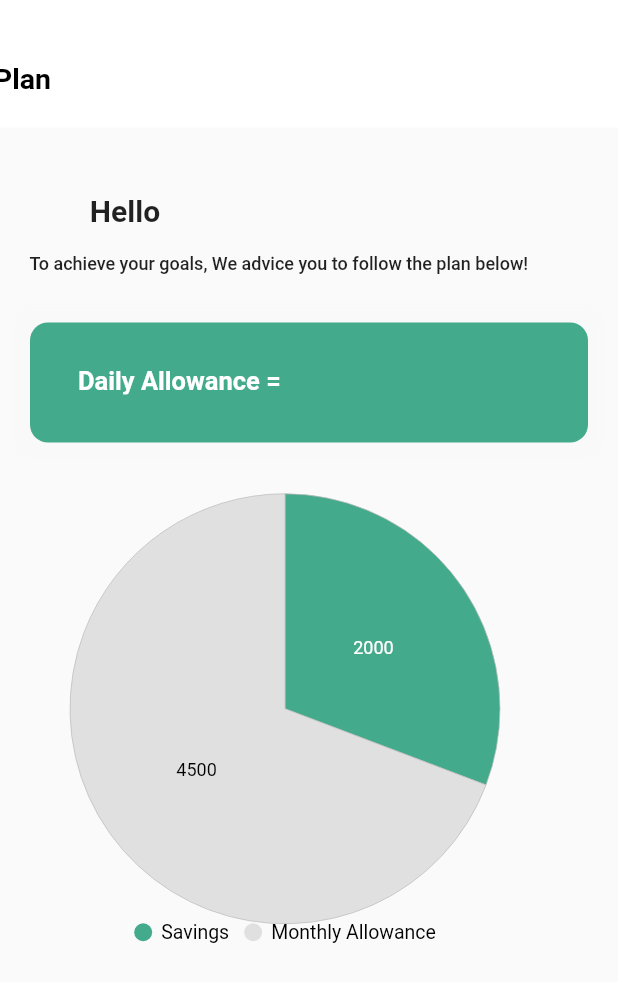
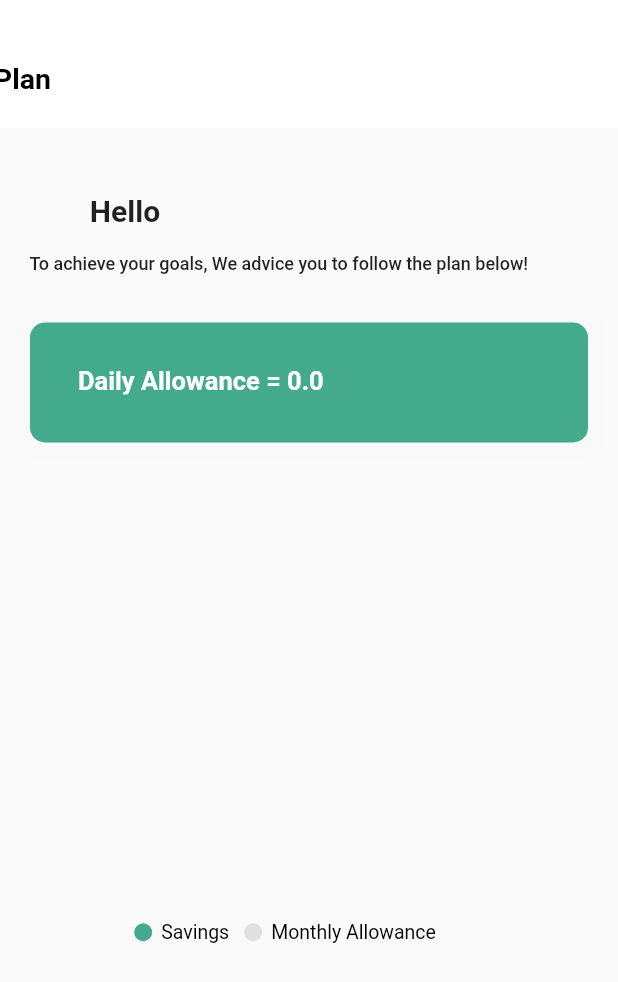
Before and after one commit to AlOmair-Batool/Khazna, a Flutter app: the PlanPage screen opened directly, on a phone screen of 412 x 824 dp. Shown: the top 982 px of the screen. Run offline on Flutter 3.47's test engine with Material 2 defaults, Android fonts, the phone set to English and light mode, and no system bars; our stand-ins replace animated_bottom_navigation_bar, animated_splash_screen, cloud_firestore, firebase_auth, firebase_core, fl_chart and 5 more; missing offline and left inert: email_auth, telephony; accounts and stored records are empty.

Commit message:
Display calculations on the plan page and some enhancements on the verification page

```diff
--- a/lib/Pages/plan_page.dart
+++ b/lib/Pages/plan_page.dart
@@ -3,6 +3,8 @@ import 'package:flutter/cupertino.dart';
 import 'package:flutter/material.dart';
 import 'package:sim/theme/colors.dart';
 import 'package:syncfusion_flutter_charts/charts.dart';
+import 'package:telephony/telephony.dart';
+import 'package:intl/intl.dart';
 
 class PlanPage extends StatefulWidget {
   @override
@@ -13,10 +15,125 @@ class _PlanPageState extends State<PlanPage> {
 
   late List<TotalData> _chartData;
 
+  final telephony = Telephony.instance;
+  List<SmsMessage> messages = <SmsMessage>[];
+
+  //variables needed for printing contents of the messages on the transactions list
+  String message1 = "";
+  String? message2 = "";
+  List <String> transactionType = [];
+  List <String> amount=[];
+  List <String> date=[];
+  List <String> time=[];
+  List <String> icon=[];
+  double totalAmount = 0;
+  double monthlyAllowance = 0;
+  double savingPoint = 0;
+  double dailyAllowance = 0;
+
+  getAllSMS() async {
+    messages = await telephony.getInboxSms(
+
+        filter: SmsFilter.where(SmsColumn.ADDRESS)
+            .equals("alinmabank"),
+        sortOrder: [OrderBy(SmsColumn.DATE, sort: Sort.ASC)]
+
+    );
+
+
+    for (var message in messages) {
+      //identification of Alinma messages
+      //String message1 = "Deposit ATM Amount: 250 SAR Account: **8000 On: 2022-03-14 21:52";
+      message1 = message.body!;
+      String message2 = message1.toLowerCase();
+
+      var msgDate = message.date!;
+      var dt = DateTime.fromMillisecondsSinceEpoch(msgDate);
+      var dt2 = DateFormat('dd/MM/yyyy').format(dt);
+      //var d24 = DateFormat('dd/MM/yyyy, HH:mm').format(dt);
+      bool flag = false;
+      if (message2.contains("withdrawal") || message2.contains("purchase") ||
+          message2.contains("mada atheer pos purchase") ||
+          message2.contains("debit transfer internal")
+          || message2.contains("pos purchase") ||
+          message2.contains("atheer pos")
+          || message2.contains("online purchase")) {
+        transactionType.insert(0, "Withdrawal");
+
+        icon.insert(0, "assets/images/Withdrawl.png");
+        date.insert(0, dt2.toString());
+        flag = true;
+
+      }
+      else if (message2.contains("deposit") || message2.contains("refund") ||
+          message2.contains("credit transfer internal") ||
+          message2.contains("reverse transaction")) {
+        transactionType.insert(0, "Deposit");
+
+        icon.insert(0, "assets/images/Deposit.png");
+        date.insert(0, dt2.toString());
+        flag = true;
+      }
+      //date extraction
+      // RegExp dateReg = RegExp(r'(\d{4}-\d{2}-\d{2})');
+
+      //date extraction for AlAhli
+      // When try it on alahli please remove the comment the comment alinma regex
+
+      if (flag) {
+        //time extraction (also works for alahli since it's the same structure
+        RegExp timeReg = RegExp(r'(\d{2}:\d{2})');
+
+        var timeMatch = timeReg.firstMatch(message2);
+        if (timeMatch != null) {
+          time.insert(0, timeMatch.group(0).toString());
+        }
+        /* RegExp dateReg = RegExp(r'(\d{4}-\d{2}-\d{2})');
+        var dateMatch = dateReg.firstMatch(message2);
+
+       if (dateMatch != null) {
+          date.insert(0, msgDate.toString());*/
+      }
+      //amount regex
+      var amountReg = RegExp(r'(?<=amount *:?)(.*)(?=sar)');
+      //var amountReg = RegExp(r'(?<=amount *:?)(.*)(?=sar)');
+      var amountBeforeMatch = amountReg.firstMatch(message2);
+      String amountBefore = "";
+
+      if (amountBeforeMatch != null) {
+        amountBefore = amountBeforeMatch.group(0).toString();
+      }
+      var amountNumReg = RegExp(r'[0-9]+');
+      var amountAfterMatch = amountNumReg.firstMatch(amountBefore);
+      if (amountAfterMatch != null) {
+        amount.insert(0, amountAfterMatch.group(0).toString());
+      }
+
+
+    }
+    for (var i = 0; i < transactionType.length; i++) {
+      totalAmount += int.parse(amount[i]);
+
+    }
+
+    monthlyAllowance = totalAmount * 0.8;
+    savingPoint = totalAmount * 0.2;
+    dailyAllowance = monthlyAllowance * 0.3;
+    // monthlyAllowance = 3000;
+    // savingPoint = 500;
+    // dailyAllowance = 100;
+    _chartData = getChartData();
+    setState(() {
+
+    });
+
+  }
+
   @override
   void initState() {
     _chartData = getChartData();
     super.initState();
+    getAllSMS();
   }
 
   @override
@@ -92,11 +209,9 @@ class _PlanPageState extends State<PlanPage> {
                   width: MediaQuery.of(context).size.width - 40,
                   height: 80,
                   decoration: BoxDecoration(
-                    //Text('j'),
-
                       color: Color(0xff43AA8B),
                       //Color(0xff43AA8B),
-                      borderRadius: BorderRadius.circular(12),
+                      borderRadius: BorderRadius.circular(10),
                       boxShadow: [
                         BoxShadow(
                           color: grey.withOpacity(0.01),
@@ -108,11 +223,10 @@ class _PlanPageState extends State<PlanPage> {
                   child: SizedBox(
                     //child: Center(
                     child: Container(
-
                       padding: const EdgeInsets.all(10.0),
                       margin: EdgeInsets.all(22.0),
                       child: Text(
-                        'Daily Allowance =',
+                        'Daily Allowance = $dailyAllowance',
                         textAlign: TextAlign.left,
                         //textDirection: TextDirection.rtl,
                         style: TextStyle(
@@ -188,8 +302,8 @@ class _PlanPageState extends State<PlanPage> {
 
   List<TotalData> getChartData(){
     final List<TotalData> chartData = [
-      TotalData('Savings',2000,Color(0xff43AA8B)),
-      TotalData('Monthly Allowance',4500, Colors.grey.shade300),
+      TotalData('Savings',savingPoint.toInt(),Color(0xff43AA8B)),
+      TotalData('Monthly Allowance',monthlyAllowance.toInt(), Colors.grey.shade300),
     ];
 
     return chartData;
--- a/lib/Pages/ver_screen.dart
+++ b/lib/Pages/ver_screen.dart
@@ -48,6 +48,7 @@ class _UserEmailAuthState extends State<UserEmailAuth> {
 
     return SafeArea(
         child: Scaffold(
+
             resizeToAvoidBottomInset: false,
             backgroundColor: Colors.white,
             extendBodyBehindAppBar: true,
@@ -64,19 +65,22 @@ class _UserEmailAuthState extends State<UserEmailAuth> {
                     ),
                   ),
                   const Text(
-                    'Email Verification',
+                    'Email Verification ',
+
                     style: TextStyle(
                       color:Colors.black,
                       fontSize: 18,
                       fontWeight: FontWeight.bold,
                     ),
                   ),
+
                   SizedBox(width: MediaQuery.of(context).size.width * 0.1),
                 ],
               ),
               elevation: 0,
               backgroundColor: Colors.transparent,
             ),
+
             body:SingleChildScrollView(
               child: Padding(
                 padding: const EdgeInsets.all(20),
@@ -85,8 +89,14 @@ class _UserEmailAuthState extends State<UserEmailAuth> {
                   formGroup: verificationForm,
                   child: Column(
                     children: [
+                      Text('To complete your registration, Please verify your email:', style: TextStyle( color: Colors.grey,
+                        fontSize:15,
+                        height: 12,
+                      )
+                      ),
                       Padding(
                         padding: const EdgeInsets.symmetric(horizontal: 20),
+
                         child: Form(
                           key: _formKey,
                           child: Column(
@@ -94,7 +104,7 @@ class _UserEmailAuthState extends State<UserEmailAuth> {
                             children: <Widget>[
                               const SizedBox(height: 16),
                               SizedBox(
-                                height: 136,
+                                height: 10,
                               ),
 
                               const SizedBox(height: 24),
@@ -112,8 +122,9 @@ class _UserEmailAuthState extends State<UserEmailAuth> {
                                   return null;
                                 },
                                 decoration: InputDecoration(
-                                    border: const OutlineInputBorder(
-                                      borderSide: const BorderSide(color: Colors.black, width: 0.0),
+                                    hintText: "First Name",
+                                    border: OutlineInputBorder(
+                                      borderRadius: BorderRadius.circular(30),
                                     ),
                                     suffixIcon: TextButton(
                                       onPressed: (){
@@ -121,7 +132,7 @@ class _UserEmailAuthState extends State<UserEmailAuth> {
                                         showDialog(
                                           context: context,
                                           builder: (_){
-                                            return alertDialog("OTP sent !", "");
+                                            return alertDialog("OTP sent, please check your email !", "");
                                           },
                                         );
                                         // userController.emailController.clear();
@@ -129,7 +140,7 @@ class _UserEmailAuthState extends State<UserEmailAuth> {
                                       child: Text('Send OTP', style: TextStyle(fontSize: 15, color:Colors.black, fontWeight: FontWeight.w900 ),),
                                     ),
                                     isDense: true,
-                                    label: Text("Email")
+                                    //label: Text("Email")
                                 ),
                               ),
                               const SizedBox(height: 24),
@@ -142,8 +153,9 @@ class _UserEmailAuthState extends State<UserEmailAuth> {
                                 },
                                 controller: userController.otpController,
                                 decoration: InputDecoration(
-                                    border: const OutlineInputBorder(
-                                      borderSide: const BorderSide(color: Colors.black, width: 0.0),
+                                    hintText: "Enter OTP",
+                                    border: OutlineInputBorder(
+                                      borderRadius: BorderRadius.circular(30),
                                     ),
                                     isDense: true,
                                     label: Text("Enter OTP ")
@@ -151,14 +163,21 @@ class _UserEmailAuthState extends State<UserEmailAuth> {
                               ),
 
 
-                              const SizedBox(height: 24),
+                              const SizedBox(height: 50),
+
                               ReactiveFormConsumer(
                                 builder: (context, formGroup, child) {
                                   return ElevatedButton(
+
                                     style: ButtonStyle(
-                                      backgroundColor: MaterialStateProperty.all(Colors.teal.shade100),
+                                      shape: MaterialStateProperty.all<RoundedRectangleBorder>(
+                                        RoundedRectangleBorder(
+                                          borderRadius: BorderRadius.circular(30),
+                                        )
+                                      ),
+                                      backgroundColor: MaterialStateProperty.all(Colors.teal.shade400),
                                     ),
-                                    child: Text("Verify", style: TextStyle(color: Colors.black),),
+                                    child: Text("Verify", style: TextStyle(color: Colors.white),),
                                     onPressed: (){
                                       verifyOTP().then((value){
                                         if(_formKey.currentState!.validate()){
@@ -167,7 +186,7 @@ class _UserEmailAuthState extends State<UserEmailAuth> {
                                             showDialog(
                                               context: context,
                                               builder: (_){
-                                                return alertDialog("OTP Verified !", "Thanks for your patience");
+                                                return alertDialog("OTP Verified !", "You can log in to your account");
                                               },
                                             );
                                             setState(() {
```
Also changed, not shown: 2 other files.
